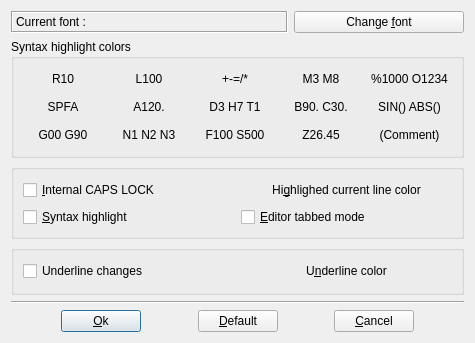
The window that src/setupdialog.ui (GCodeProjects/GCodeWorkShop) describes before a commit, drawn with Qt 5.
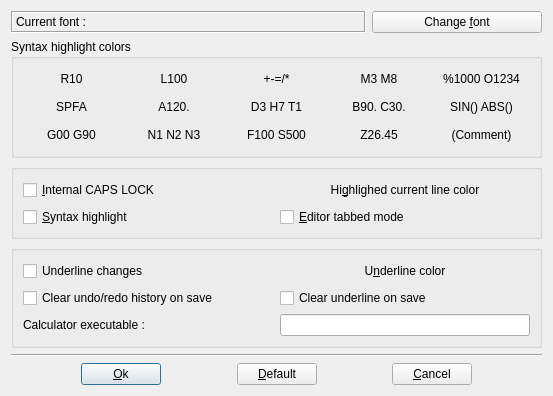
The same window after the commit. Icons and pictures are not drawn.

Patch:
```diff
--- a/src/setupdialog.ui
+++ b/src/setupdialog.ui
@@ -6,8 +6,8 @@
    <rect>
     <x>0</x>
     <y>0</y>
-    <width>452</width>
-    <height>343</height>
+    <width>553</width>
+    <height>377</height>
    </rect>
   </property>
   <property name="windowTitle">
@@ -98,16 +98,6 @@
           </property>
          </widget>
         </item>
-        <item row="0" column="2">
-         <widget class="QPushButton" name="operatorColorButton">
-          <property name="text">
-           <string>+-=/*</string>
-          </property>
-          <property name="flat">
-           <bool>true</bool>
-          </property>
-         </widget>
-        </item>
         <item row="2" column="0">
          <widget class="QPushButton" name="keyWordColorButton">
           <property name="text">
@@ -118,26 +108,6 @@
           </property>
          </widget>
         </item>
-        <item row="0" column="1">
-         <widget class="QPushButton" name="lColorButton">
-          <property name="text">
-           <string>L100</string>
-          </property>
-          <property name="flat">
-           <bool>true</bool>
-          </property>
-         </widget>
-        </item>
-        <item row="0" column="0">
-         <widget class="QPushButton" name="rColorButton">
-          <property name="text">
-           <string>R10</string>
-          </property>
-          <property name="flat">
-           <bool>true</bool>
-          </property>
-         </widget>
-        </item>
         <item row="3" column="1">
          <widget class="QPushButton" name="nColorButton">
           <property name="text">
@@ -168,32 +138,6 @@
           </property>
          </widget>
         </item>
-        <item row="0" column="4">
-         <widget class="QPushButton" name="progNameColorButton">
-          <property name="autoFillBackground">
-           <bool>false</bool>
-          </property>
-          <property name="text">
-           <string>%1000 O1234</string>
-          </property>
-          <property name="flat">
-           <bool>true</bool>
-          </property>
-         </widget>
-        </item>
-        <item row="0" column="3">
-         <widget class="QPushButton" name="mColorButton">
-          <property name="autoFillBackground">
-           <bool>false</bool>
-          </property>
-          <property name="text">
-           <string>M3 M8</string>
-          </property>
-          <property name="flat">
-           <bool>true</bool>
-          </property>
-         </widget>
-        </item>
         <item row="2" column="1">
          <widget class="QPushButton" name="aColorButton">
           <property name="text">
@@ -214,6 +158,62 @@
           </property>
          </widget>
         </item>
+        <item row="1" column="4">
+         <widget class="QPushButton" name="progNameColorButton">
+          <property name="autoFillBackground">
+           <bool>false</bool>
+          </property>
+          <property name="text">
+           <string>%1000 O1234</string>
+          </property>
+          <property name="flat">
+           <bool>true</bool>
+          </property>
+         </widget>
+        </item>
+        <item row="1" column="3">
+         <widget class="QPushButton" name="mColorButton">
+          <property name="autoFillBackground">
+           <bool>false</bool>
+          </property>
+          <property name="text">
+           <string>M3 M8</string>
+          </property>
+          <property name="flat">
+           <bool>true</bool>
+          </property>
+         </widget>
+        </item>
+        <item row="1" column="2">
+         <widget class="QPushButton" name="operatorColorButton">
+          <property name="text">
+           <string>+-=/*</string>
+          </property>
+          <property name="flat">
+           <bool>true</bool>
+          </property>
+         </widget>
+        </item>
+        <item row="1" column="1">
+         <widget class="QPushButton" name="lColorButton">
+          <property name="text">
+           <string>L100</string>
+          </property>
+          <property name="flat">
+           <bool>true</bool>
+          </property>
+         </widget>
+        </item>
+        <item row="1" column="0">
+         <widget class="QPushButton" name="rColorButton">
+          <property name="text">
+           <string>R10</string>
+          </property>
+          <property name="flat">
+           <bool>true</bool>
+          </property>
+         </widget>
+        </item>
        </layout>
       </item>
      </layout>
@@ -300,6 +300,46 @@
           </property>
          </widget>
         </item>
+        <item row="5" column="1">
+         <widget class="QLineEdit" name="calcLineEdit">
+          <property name="sizePolicy">
+           <sizepolicy hsizetype="Minimum" vsizetype="Fixed">
+            <horstretch>0</horstretch>
+            <verstretch>0</verstretch>
+           </sizepolicy>
+          </property>
+          <property name="toolTip">
+           <string>Calculator executable</string>
+          </property>
+         </widget>
+        </item>
+        <item row="5" column="0">
+         <widget class="QLabel" name="label">
+          <property name="text">
+           <string>Calculator executable :</string>
+          </property>
+         </widget>
+        </item>
+        <item row="1" column="0">
+         <widget class="QCheckBox" name="clearUndocheckBox">
+          <property name="toolTip">
+           <string>Clear undo/redo history on save</string>
+          </property>
+          <property name="text">
+           <string>Clear undo/redo history on save</string>
+          </property>
+         </widget>
+        </item>
+        <item row="1" column="1">
+         <widget class="QCheckBox" name="clearUnderlinecheckBox">
+          <property name="toolTip">
+           <string>Clear underline changes on save</string>
+          </property>
+          <property name="text">
+           <string>Clear underline on save</string>
+          </property>
+         </widget>
+        </item>
        </layout>
       </item>
      </layout>
```
Left out of the diff: 16 changed lines with no effect on the pictures.
